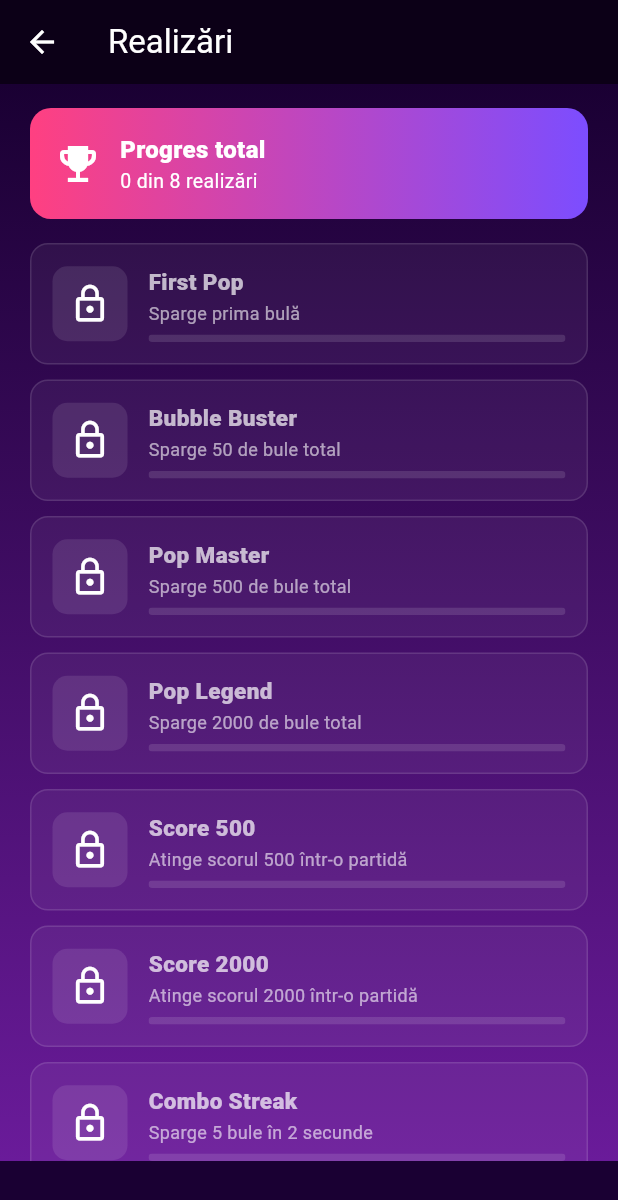
After one commit to summersmilestudio-creator/bubble-pop, a Flutter app: the HomeScreen screen opened directly, after a tap on the "emoji events" icon, on a phone screen of 412 x 824 dp. The commit adds this screen. Shown: the top 1200 px of the screen. Run offline on Flutter 3.47's test engine with Material 3 defaults, Android fonts, the phone set to English and light mode, and no system bars; our stand-ins replace google_mobile_ads, shared_preferences; accounts and stored records are empty; network calls fail.

Commit message:
v1.2.0+7: AdMob ads (banner+interstitial+rewarded) + 8 in-game achievements

```diff
--- a/lib/main.dart
+++ b/lib/main.dart
@@ -1,7 +1,10 @@
 import 'package:flutter/material.dart';
 import 'screens/home_screen.dart';
+import 'services/ads_service.dart';
 
-void main() {
+void main() async {
+  WidgetsFlutterBinding.ensureInitialized();
+  await AdsService.instance.initialize();
   runApp(const BubblePopApp());
 }
 
--- /dev/null
+++ b/lib/screens/achievements_screen.dart
@@ -0,0 +1,167 @@
+import 'package:flutter/material.dart';
+import '../services/achievements_service.dart';
+import '../widgets/banner_ad_widget.dart';
+
+class AchievementsScreen extends StatefulWidget {
+  const AchievementsScreen({super.key});
+
+  @override
+  State<AchievementsScreen> createState() => _AchievementsScreenState();
+}
+
+class _AchievementsScreenState extends State<AchievementsScreen> {
+  Set<String> _unlocked = {};
+  Map<String, double> _progress = {};
+
+  @override
+  void initState() {
+    super.initState();
+    _load();
+  }
+
+  Future<void> _load() async {
+    final unlocked = await AchievementsService.instance.unlocked();
+    final progress = <String, double>{};
+    for (final a in AchievementsService.all) {
+      progress[a.id] = await AchievementsService.instance.progressFor(a);
+    }
+    if (mounted) {
+      setState(() {
+        _unlocked = unlocked;
+        _progress = progress;
+      });
+    }
+  }
+
+  @override
+  Widget build(BuildContext context) {
+    final all = AchievementsService.all;
+    final unlockedCount = all.where((a) => _unlocked.contains(a.id)).length;
+    return Scaffold(
+      bottomNavigationBar: const BannerAdWidget(),
+      backgroundColor: const Color(0xFF1A0033),
+      appBar: AppBar(
+        title: const Text('Realizări'),
+        backgroundColor: Colors.black54,
+        foregroundColor: Colors.white,
+        elevation: 0,
+      ),
+      body: SafeArea(
+        child: Container(
+          decoration: const BoxDecoration(
+            gradient: LinearGradient(
+              colors: [Color(0xFF1A0033), Color(0xFF6A1B9A)],
+              begin: Alignment.topCenter,
+              end: Alignment.bottomCenter,
+            ),
+          ),
+          child: Column(
+            children: [
+              Padding(
+                padding: const EdgeInsets.fromLTRB(20, 16, 20, 8),
+                child: Container(
+                  padding: const EdgeInsets.all(16),
+                  decoration: BoxDecoration(
+                    gradient: const LinearGradient(
+                      colors: [Color(0xFFFF4081), Color(0xFF7C4DFF)],
+                    ),
+                    borderRadius: BorderRadius.circular(14),
+                  ),
+                  child: Row(
+                    children: [
+                      const Icon(Icons.emoji_events, color: Colors.white, size: 32),
+                      const SizedBox(width: 12),
+                      Expanded(
+                        child: Column(
+                          crossAxisAlignment: CrossAxisAlignment.start,
+                          children: [
+                            const Text('Progres total',
+                                style: TextStyle(color: Colors.white, fontWeight: FontWeight.w800, fontSize: 16)),
+                            Text('$unlockedCount din ${all.length} realizări',
+                                style: const TextStyle(color: Colors.white, fontSize: 13)),
+                          ],
+                        ),
+                      ),
+                    ],
+                  ),
+                ),
+              ),
+              Expanded(
+                child: ListView.separated(
+                  padding: const EdgeInsets.fromLTRB(20, 8, 20, 20),
+                  itemCount: all.length,
+                  separatorBuilder: (_, __) => const SizedBox(height: 10),
+                  itemBuilder: (ctx, i) {
+                    final a = all[i];
+                    final unlocked = _unlocked.contains(a.id);
+                    final progress = _progress[a.id] ?? 0.0;
+                    return Container(
+                      decoration: BoxDecoration(
+                        color: unlocked ? a.color.withValues(alpha: 0.18) : Colors.white.withValues(alpha: 0.05),
+                        borderRadius: BorderRadius.circular(12),
+                        border: Border.all(
+                          color: unlocked ? a.color : Colors.white12,
+                          width: unlocked ? 2 : 1,
+                        ),
+                      ),
+                      padding: const EdgeInsets.all(14),
+                      child: Row(
+                        crossAxisAlignment: CrossAxisAlignment.center,
+                        children: [
+                          Container(
+                            width: 50,
+                            height: 50,
+                            decoration: BoxDecoration(
+                              color: unlocked ? a.color : Colors.white.withValues(alpha: 0.1),
+                              borderRadius: BorderRadius.circular(10),
+                            ),
+                            child: Icon(
+                              unlocked ? a.icon : Icons.lock_outline,
+                              color: Colors.white,
+                              size: 28,
+                            ),
+                          ),
+                          const SizedBox(width: 14),
+                          Expanded(
+                            child: Column(
+                              crossAxisAlignment: CrossAxisAlignment.start,
+                              children: [
+                                Text(a.title,
+                                    style: TextStyle(
+                                        color: unlocked ? Colors.white : Colors.white70,
+                                        fontWeight: FontWeight.w800,
+                                        fontSize: 15)),
+                                const SizedBox(height: 2),
+                                Text(a.description,
+                                    style: const TextStyle(color: Colors.white60, fontSize: 12)),
+                                const SizedBox(height: 6),
+                                ClipRRect(
+                                  borderRadius: BorderRadius.circular(4),
+                                  child: LinearProgressIndicator(
+                                    value: progress,
+                                    minHeight: 5,
+                                    backgroundColor: Colors.white12,
+                                    valueColor: AlwaysStoppedAnimation<Color>(a.color),
+                                  ),
+                                ),
+                              ],
+                            ),
+                          ),
+                          if (unlocked)
+                            const Padding(
+                              padding: EdgeInsets.only(left: 8),
+                              child: Icon(Icons.check_circle, color: Colors.greenAccent, size: 24),
+                            ),
+                        ],
+                      ),
+                    );
+                  },
+                ),
+              ),
+            ],
+          ),
+        ),
+      ),
+    );
+  }
+}
--- a/lib/screens/home_screen.dart
+++ b/lib/screens/home_screen.dart
@@ -1,7 +1,9 @@
 import 'package:flutter/material.dart';
 import 'package:shared_preferences/shared_preferences.dart';
 import '../services/rewards_service.dart';
+import '../widgets/banner_ad_widget.dart';
 import '../widgets/daily_reward_screen.dart';
+import 'achievements_screen.dart';
 import 'game_screen.dart';
 import 'settings_screen.dart';
 
@@ -47,6 +49,7 @@ class _HomeScreenState extends State<HomeScreen> {
   @override
   Widget build(BuildContext context) {
     return Scaffold(
+      bottomNavigationBar: const BannerAdWidget(),
       body: Container(
         decoration: const BoxDecoration(
           gradient: LinearGradient(
@@ -63,6 +66,8 @@ class _HomeScreenState extends State<HomeScreen> {
                 Row(
                   mainAxisAlignment: MainAxisAlignment.spaceBetween,
                   children: [
+                    Row(
+                      children: [
                         IconButton(
                           icon: const Icon(Icons.settings, color: Colors.white),
                           onPressed: () async {
@@ -70,6 +75,14 @@ class _HomeScreenState extends State<HomeScreen> {
                                 MaterialPageRoute(builder: (_) => const SettingsScreen()));
                             _load();
                           },
+                        ),
+                        IconButton(
+                          tooltip: 'Realizări',
+                          icon: const Icon(Icons.emoji_events, color: Color(0xFFFFCA28)),
+                          onPressed: () => Navigator.push(context,
+                              MaterialPageRoute(builder: (_) => const AchievementsScreen())),
+                        ),
+                      ],
                     ),
                     Container(
                       padding: const EdgeInsets.symmetric(horizontal: 12, vertical: 6),
--- /dev/null
+++ b/lib/services/achievements_service.dart
@@ -0,0 +1,212 @@
+import 'package:flutter/material.dart';
+import 'package:shared_preferences/shared_preferences.dart';
+
+class Achievement {
+  final String id;
+  final String title;
+  final String description;
+  final IconData icon;
+  final Color color;
+  final int target;
+  const Achievement({
+    required this.id,
+    required this.title,
+    required this.description,
+    required this.icon,
+    required this.color,
+    required this.target,
+  });
+}
+
+class AchievementsService {
+  AchievementsService._();
+  static final instance = AchievementsService._();
+
+  static const _kTotalPoppedKey = 'achTotalPopped';
+  static const _kBestScoreKey = 'achBestScore';
+  static const _kBestComboKey = 'achBestCombo';
+  static const _kGamesPlayedKey = 'achGamesPlayed';
+  static const _kUnlockedKey = 'achUnlocked';
+
+  static const List<Achievement> all = [
+    Achievement(
+      id: 'first_pop',
+      title: 'First Pop',
+      description: 'Sparge prima bulă',
+      icon: Icons.bubble_chart,
+      color: Color(0xFFFF4081),
+      target: 1,
+    ),
+    Achievement(
+      id: 'pop_50',
+      title: 'Bubble Buster',
+      description: 'Sparge 50 de bule total',
+      icon: Icons.flare,
+      color: Color(0xFF7C4DFF),
+      target: 50,
+    ),
+    Achievement(
+      id: 'pop_500',
+      title: 'Pop Master',
+      description: 'Sparge 500 de bule total',
+      icon: Icons.auto_awesome,
+      color: Color(0xFF40C4FF),
+      target: 500,
+    ),
+    Achievement(
+      id: 'pop_2000',
+      title: 'Pop Legend',
+      description: 'Sparge 2000 de bule total',
+      icon: Icons.workspace_premium,
+      color: Color(0xFFFFD740),
+      target: 2000,
+    ),
+    Achievement(
+      id: 'score_500',
+      title: 'Score 500',
+      description: 'Atinge scorul 500 într-o partidă',
+      icon: Icons.trending_up,
+      color: Color(0xFF69F0AE),
+      target: 500,
+    ),
+    Achievement(
+      id: 'score_2000',
+      title: 'Score 2000',
+      description: 'Atinge scorul 2000 într-o partidă',
+      icon: Icons.rocket_launch,
+      color: Color(0xFFFF6E40),
+      target: 2000,
+    ),
+    Achievement(
+      id: 'combo_5',
+      title: 'Combo Streak',
+      description: 'Sparge 5 bule în 2 secunde',
+      icon: Icons.bolt,
+      color: Color(0xFFFFCA28),
+      target: 5,
+    ),
+    Achievement(
+      id: 'games_25',
+      title: 'Dedicated',
+      description: 'Joacă 25 de partide',
+      icon: Icons.emoji_events,
+      color: Color(0xFFAB47BC),
+      target: 25,
+    ),
+  ];
+
+  Future<int> totalPopped() async {
+    final p = await SharedPreferences.getInstance();
+    return p.getInt(_kTotalPoppedKey) ?? 0;
+  }
+
+  Future<int> bestScore() async {
+    final p = await SharedPreferences.getInstance();
+    return p.getInt(_kBestScoreKey) ?? 0;
+  }
+
+  Future<int> bestCombo() async {
+    final p = await SharedPreferences.getInstance();
+    return p.getInt(_kBestComboKey) ?? 0;
+  }
+
+  Future<int> gamesPlayed() async {
+    final p = await SharedPreferences.getInstance();
+    return p.getInt(_kGamesPlayedKey) ?? 0;
+  }
+
+  Future<Set<String>> unlocked() async {
+    final p = await SharedPreferences.getInstance();
+    return (p.getStringList(_kUnlockedKey) ?? []).toSet();
+  }
+
+  Future<List<Achievement>> _checkUnlocks(Set<String> already) async {
+    final tp = await totalPopped();
+    final bs = await bestScore();
+    final bc = await bestCombo();
+    final gp = await gamesPlayed();
+    final newly = <Achievement>[];
+    for (final a in all) {
+      if (already.contains(a.id)) continue;
+      bool got = false;
+      switch (a.id) {
+        case 'first_pop':
+          got = tp >= 1;
+          break;
+        case 'pop_50':
+          got = tp >= 50;
+          break;
+        case 'pop_500':
+          got = tp >= 500;
+          break;
+        case 'pop_2000':
+          got = tp >= 2000;
+          break;
+        case 'score_500':
+          got = bs >= 500;
+          break;
+        case 'score_2000':
+          got = bs >= 2000;
+          break;
+        case 'combo_5':
+          got = bc >= 5;
+          break;
+        case 'games_25':
+          got = gp >= 25;
+          break;
+      }
+      if (got) newly.add(a);
+    }
+    if (newly.isNotEmpty) {
+      final p = await SharedPreferences.getInstance();
+      already.addAll(newly.map((a) => a.id));
+      await p.setStringList(_kUnlockedKey, already.toList());
+    }
+    return newly;
+  }
+
+  Future<List<Achievement>> recordPop({required int currentCombo}) async {
+    final p = await SharedPreferences.getInstance();
+    await p.setInt(_kTotalPoppedKey, (await totalPopped()) + 1);
+    if (currentCombo > await bestCombo()) {
+      await p.setInt(_kBestComboKey, currentCombo);
+    }
+    return _checkUnlocks(await unlocked());
+  }
+
+  Future<List<Achievement>> recordGameEnd({required int score}) async {
+    final p = await SharedPreferences.getInstance();
+    await p.setInt(_kGamesPlayedKey, (await gamesPlayed()) + 1);
+    if (score > await bestScore()) {
+      await p.setInt(_kBestScoreKey, score);
+    }
+    return _checkUnlocks(await unlocked());
+  }
+
+  Future<double> progressFor(Achievement a) async {
+    int current = 0;
+    final tp = await totalPopped();
+    final bs = await bestScore();
+    final bc = await bestCombo();
+    final gp = await gamesPlayed();
+    switch (a.id) {
+      case 'first_pop':
+      case 'pop_50':
+      case 'pop_500':
+      case 'pop_2000':
+        current = tp;
+        break;
+      case 'score_500':
+      case 'score_2000':
+        current = bs;
+        break;
+      case 'combo_5':
+        current = bc;
+        break;
+      case 'games_25':
+        current = gp;
+        break;
+    }
+    return (current / a.target).clamp(0.0, 1.0);
+  }
+}
--- /dev/null
+++ b/lib/widgets/banner_ad_widget.dart
@@ -0,0 +1,49 @@
+import 'package:flutter/material.dart';
+import 'package:google_mobile_ads/google_mobile_ads.dart';
+import '../services/ads_service.dart';
+
+class BannerAdWidget extends StatefulWidget {
+  const BannerAdWidget({super.key});
+
+  @override
+  State<BannerAdWidget> createState() => _BannerAdWidgetState();
+}
+
+class _BannerAdWidgetState extends State<BannerAdWidget> {
+  BannerAd? _ad;
+
+  @override
+  void initState() {
+    super.initState();
+    _load();
+  }
+
+  void _load() {
+    final ad = BannerAd(
+      adUnitId: AdsService.instance.bannerUnitId,
+      size: AdSize.banner,
+      request: const AdRequest(),
+      listener: BannerAdListener(
+        onAdLoaded: (a) => mounted ? setState(() => _ad = a as BannerAd) : a.dispose(),
+        onAdFailedToLoad: (a, e) => a.dispose(),
+      ),
+    );
+    ad.load();
+  }
+
+  @override
+  void dispose() {
+    _ad?.dispose();
+    super.dispose();
+  }
+
+  @override
+  Widget build(BuildContext context) {
+    if (_ad == null) return const SizedBox(height: 50);
+    return SizedBox(
+      width: _ad!.size.width.toDouble(),
+      height: _ad!.size.height.toDouble(),
+      child: AdWidget(ad: _ad!),
+    );
+  }
+}
```
Also changed, not shown: lib/screens/game_screen.dart (+50 -0 lines), lib/services/ads_service.dart (added, +135 -0 lines), pubspec.yaml (+6 -3 lines), pubspec.lock (added), 2 other files. Lines whose indentation alone changed are shown as unchanged.
